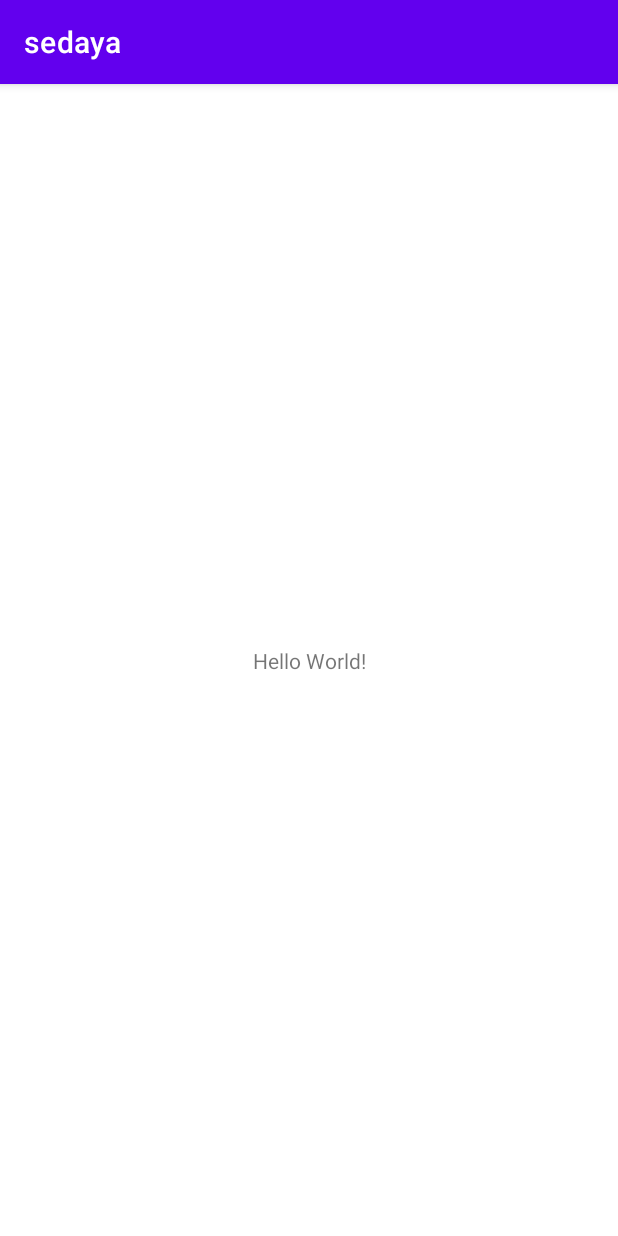
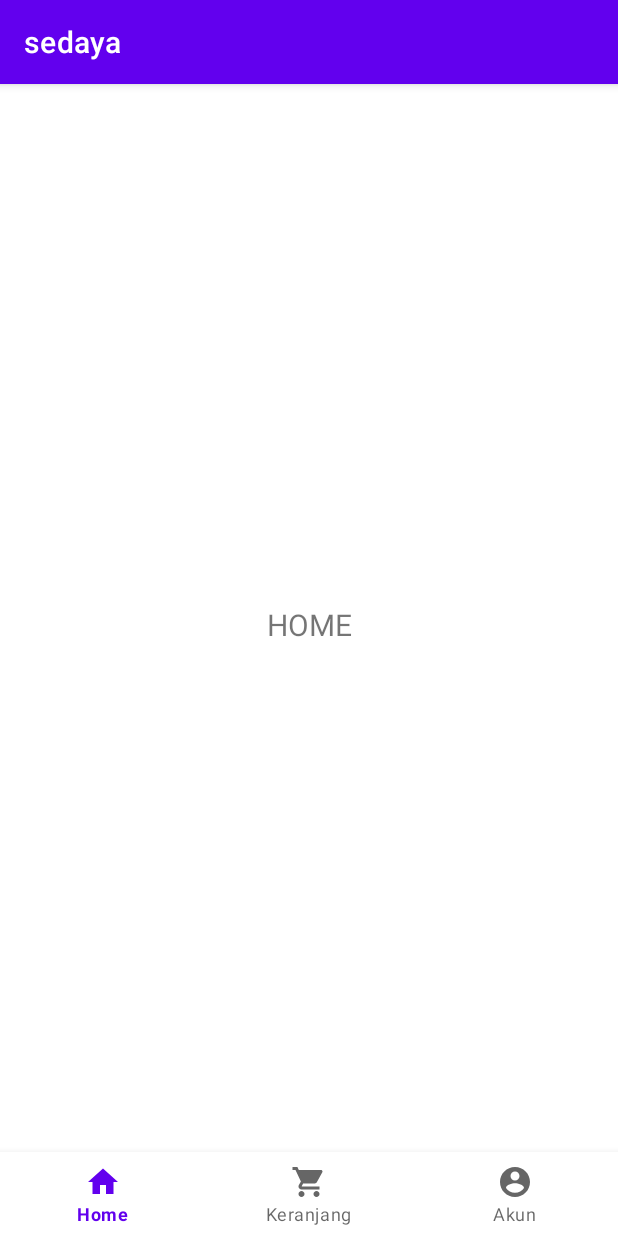
Before and after one commit to mhasan8801/SedayaMobile, an Android app: the screen it shows after launch (MainActivity), on a phone screen of 412 x 824 dp. Run offline under Robolectric (Android 15) with nearby library versions, the phone set to English and light mode, and no system bars.

Commit message:
Button Navigation View

```diff
--- a/app/src/main/AndroidManifest.xml
+++ b/app/src/main/AndroidManifest.xml
@@ -10,6 +10,10 @@
         android:supportsRtl="true"
         android:theme="@style/Theme.Sedaya">
         <activity
+            android:name=".activity.MainActivity"
+            android:exported="false"
+            android:label="@string/title_activity_main" />
+        <activity
             android:name=".MainActivity"
             android:exported="true">
             <intent-filter>
--- a/app/src/main/java/com/app/sedaya/MainActivity.kt
+++ b/app/src/main/java/com/app/sedaya/MainActivity.kt
@@ -2,10 +2,69 @@ package com.app.sedaya
 
 import androidx.appcompat.app.AppCompatActivity
 import android.os.Bundle
+import android.util.Log
+import android.view.Menu
+import android.view.MenuItem
+import androidx.fragment.app.Fragment
+import androidx.fragment.app.FragmentManager
+import com.app.sedaya.fragment.AkunFragment
+import com.app.sedaya.fragment.HomeFragment
+import com.app.sedaya.fragment.KeranjangFragment
+import com.google.android.material.bottomnavigation.BottomNavigationView
 
 class MainActivity : AppCompatActivity() {
+
+    //Panggil frament
+    val framentHome: Fragment = HomeFragment()
+    val framentKeranjang: Fragment = KeranjangFragment()
+    val framentAkun: Fragment = AkunFragment()
+    val fm : FragmentManager = supportFragmentManager
+    var active : Fragment = framentHome //setDefaultFragment
+
+    private lateinit var menu: Menu
+    private lateinit var menuItem: MenuItem
+    private lateinit var buttonNavigationView : BottomNavigationView
+
     override fun onCreate(savedInstanceState: Bundle?) {
         super.onCreate(savedInstanceState)
         setContentView(R.layout.activity_main)
+
+        setButtonNav()
+    }
+
+    fun setButtonNav () {
+        //Masukkan frame ke FragmentManager
+        fm.beginTransaction().add(R.id.container, framentHome).show(framentHome).commit()
+        fm.beginTransaction().add(R.id.container, framentAkun).hide(framentAkun).commit()
+        fm.beginTransaction().add(R.id.container, framentKeranjang).hide(framentKeranjang).commit()
+
+        buttonNavigationView = findViewById(R.id.nav_view)
+        menu = buttonNavigationView.menu
+        menuItem = menu.getItem(0)
+        menuItem.isChecked = true
+
+        buttonNavigationView.setOnNavigationItemSelectedListener { item ->
+
+            when (item.itemId)  {
+                R.id.navigation_home ->{
+                    callFragment(0, framentHome)
+                }
+                R.id.navigation_keranjang ->{
+                    callFragment(1, framentKeranjang)
+                }
+                R.id.navigation_akun ->{
+                    callFragment(2, framentAkun)
+                }
+            }
+
+            false
+        }
+    }
+
+    fun callFragment(int: Int, fragment: Fragment) {
+        menuItem = menu.getItem(int)
+        menuItem.isChecked = true
+        fm.beginTransaction().hide(active).show(fragment).commit()
+        active = fragment
     }
 }
--- /dev/null
+++ b/app/src/main/java/com/app/sedaya/fragment/AkunFragment.kt
@@ -0,0 +1,20 @@
+package com.app.sedaya.fragment
+
+import android.os.Bundle
+import androidx.fragment.app.Fragment
+import android.view.LayoutInflater
+import android.view.View
+import android.view.ViewGroup
+import com.app.sedaya.R
+
+
+class AkunFragment : Fragment() {
+
+    override fun onCreateView(
+        inflater: LayoutInflater, container: ViewGroup?,
+        savedInstanceState: Bundle?
+    ): View? {
+        // Inflate the layout for this fragment
+        return inflater.inflate(R.layout.fragment_akun, container, false)
+    }
+}
--- /dev/null
+++ b/app/src/main/java/com/app/sedaya/fragment/HomeFragment.kt
@@ -0,0 +1,20 @@
+package com.app.sedaya.fragment
+
+import android.os.Bundle
+import androidx.fragment.app.Fragment
+import android.view.LayoutInflater
+import android.view.View
+import android.view.ViewGroup
+import com.app.sedaya.R
+
+
+class HomeFragment : Fragment() {
+
+    override fun onCreateView(
+        inflater: LayoutInflater, container: ViewGroup?,
+        savedInstanceState: Bundle?
+    ): View? {
+        // Inflate the layout for this fragment
+        return inflater.inflate(R.layout.fragment_home, container, false)
+    }
+}
--- /dev/null
+++ b/app/src/main/java/com/app/sedaya/fragment/KeranjangFragment.kt
@@ -0,0 +1,20 @@
+package com.app.sedaya.fragment
+
+import android.os.Bundle
+import androidx.fragment.app.Fragment
+import android.view.LayoutInflater
+import android.view.View
+import android.view.ViewGroup
+import com.app.sedaya.R
+
+
+class KeranjangFragment : Fragment() {
+
+    override fun onCreateView(
+        inflater: LayoutInflater, container: ViewGroup?,
+        savedInstanceState: Bundle?
+    ): View? {
+        // Inflate the layout for this fragment
+        return inflater.inflate(R.layout.fragment_keranjang, container, false)
+    }
+}
--- /dev/null
+++ b/app/src/main/res/drawable/ic_baseline_account_circle_24.xml
@@ -0,0 +1,10 @@
+<vector xmlns:android="http://schemas.android.com/apk/res/android"
+    android:width="24dp"
+    android:height="24dp"
+    android:viewportWidth="24"
+    android:viewportHeight="24"
+    android:tint="?attr/colorControlNormal">
+  <path
+      android:fillColor="@android:color/white"
+      android:pathData="M12,2C6.48,2 2,6.48 2,12s4.48,10 10,10 10,-4.48 10,-10S17.52,2 12,2zM12,5c1.66,0 3,1.34 3,3s-1.34,3 -3,3 -3,-1.34 -3,-3 1.34,-3 3,-3zM12,19.2c-2.5,0 -4.71,-1.28 -6,-3.22 0.03,-1.99 4,-3.08 6,-3.08 1.99,0 5.97,1.09 6,3.08 -1.29,1.94 -3.5,3.22 -6,3.22z"/>
+</vector>
--- /dev/null
+++ b/app/src/main/res/drawable/ic_baseline_shopping_cart_24.xml
@@ -0,0 +1,10 @@
+<vector xmlns:android="http://schemas.android.com/apk/res/android"
+    android:width="24dp"
+    android:height="24dp"
+    android:viewportWidth="24"
+    android:viewportHeight="24"
+    android:tint="?attr/colorControlNormal">
+  <path
+      android:fillColor="@android:color/white"
+      android:pathData="M7,18c-1.1,0 -1.99,0.9 -1.99,2S5.9,22 7,22s2,-0.9 2,-2 -0.9,-2 -2,-2zM1,2v2h2l3.6,7.59 -1.35,2.45c-0.16,0.28 -0.25,0.61 -0.25,0.96 0,1.1 0.9,2 2,2h12v-2L7.42,15c-0.14,0 -0.25,-0.11 -0.25,-0.25l0.03,-0.12 0.9,-1.63h7.45c0.75,0 1.41,-0.41 1.75,-1.03l3.58,-6.49c0.08,-0.14 0.12,-0.31 0.12,-0.48 0,-0.55 -0.45,-1 -1,-1L5.21,4l-0.94,-2L1,2zM17,18c-1.1,0 -1.99,0.9 -1.99,2s0.89,2 1.99,2 2,-0.9 2,-2 -0.9,-2 -2,-2z"/>
+</vector>
--- /dev/null
+++ b/app/src/main/res/drawable/ic_home_black_24dp.xml
@@ -0,0 +1,9 @@
+<vector xmlns:android="http://schemas.android.com/apk/res/android"
+    android:width="24dp"
+    android:height="24dp"
+    android:viewportWidth="24.0"
+    android:viewportHeight="24.0">
+    <path
+        android:fillColor="#FF000000"
+        android:pathData="M10,20v-6h4v6h5v-8h3L12,3 2,12h3v8z" />
+</vector>
--- a/app/src/main/res/layout/activity_main.xml
+++ b/app/src/main/res/layout/activity_main.xml
@@ -1,18 +1,25 @@
 <?xml version="1.0" encoding="utf-8"?>
-<androidx.constraintlayout.widget.ConstraintLayout xmlns:android="http://schemas.android.com/apk/res/android"
+<RelativeLayout xmlns:android="http://schemas.android.com/apk/res/android"
     xmlns:app="http://schemas.android.com/apk/res-auto"
     xmlns:tools="http://schemas.android.com/tools"
     android:layout_width="match_parent"
     android:layout_height="match_parent"
     tools:context=".MainActivity">
 
-    <TextView
-        android:layout_width="wrap_content"
+     <FrameLayout
+        android:id="@+id/container"
+        android:name="androidx.navigation.fragment.NavHostFragment"
+        android:layout_width="match_parent"
+        android:layout_height="match_parent"
+        android:layout_above="@id/nav_view" />
+
+    <com.google.android.material.bottomnavigation.BottomNavigationView
+        android:id="@+id/nav_view"
+        android:layout_width="match_parent"
         android:layout_height="wrap_content"
-        android:text="Hello World!"
-        app:layout_constraintBottom_toBottomOf="parent"
-        app:layout_constraintLeft_toLeftOf="parent"
-        app:layout_constraintRight_toRightOf="parent"
-        app:layout_constraintTop_toTopOf="parent" />
+        android:background="?android:attr/windowBackground"
+        app:menu="@menu/bottom_nav_menu"
+        android:layout_alignParentBottom="true"/>
 
-</androidx.constraintlayout.widget.ConstraintLayout>
+
+</RelativeLayout>
--- /dev/null
+++ b/app/src/main/res/layout/fragment_home.xml
@@ -0,0 +1,23 @@
+<?xml version="1.0" encoding="utf-8"?>
+<androidx.constraintlayout.widget.ConstraintLayout xmlns:android="http://schemas.android.com/apk/res/android"
+    xmlns:app="http://schemas.android.com/apk/res-auto"
+    xmlns:tools="http://schemas.android.com/tools"
+    android:layout_width="match_parent"
+    android:layout_height="match_parent"
+    tools:context=".activity.ui.home.HomeFragment">
+
+    <TextView
+        android:id="@+id/text_home"
+        android:layout_width="match_parent"
+        android:layout_height="wrap_content"
+        android:layout_marginStart="8dp"
+        android:layout_marginTop="8dp"
+        android:layout_marginEnd="8dp"
+        android:textAlignment="center"
+        android:text="HOME"
+        android:textSize="20sp"
+        app:layout_constraintBottom_toBottomOf="parent"
+        app:layout_constraintEnd_toEndOf="parent"
+        app:layout_constraintStart_toStartOf="parent"
+        app:layout_constraintTop_toTopOf="parent" />
+</androidx.constraintlayout.widget.ConstraintLayout>
--- /dev/null
+++ b/app/src/main/res/menu/bottom_nav_menu.xml
@@ -0,0 +1,19 @@
+<?xml version="1.0" encoding="utf-8"?>
+<menu xmlns:android="http://schemas.android.com/apk/res/android">
+
+    <item
+        android:id="@+id/navigation_home"
+        android:icon="@drawable/ic_home_black_24dp"
+        android:title="@string/title_home" />
+
+    <item
+        android:id="@+id/navigation_keranjang"
+        android:icon="@drawable/ic_baseline_shopping_cart_24"
+        android:title="Keranjang" />
+
+    <item
+        android:id="@+id/navigation_akun"
+        android:icon="@drawable/ic_baseline_account_circle_24"
+        android:title="Akun" />
+
+</menu>
--- /dev/null
+++ b/app/src/main/res/values/dimens.xml
@@ -0,0 +1,5 @@
+<resources>
+    <!-- Default screen margins, per the Android Design guidelines. -->
+    <dimen name="activity_horizontal_margin">16dp</dimen>
+    <dimen name="activity_vertical_margin">16dp</dimen>
+</resources>
--- a/app/src/main/res/values/strings.xml
+++ b/app/src/main/res/values/strings.xml
@@ -1,3 +1,9 @@
 <resources>
     <string name="app_name">sedaya</string>
+    <string name="title_activity_main">MainActivity</string>
+    <string name="title_home">Home</string>
+    <string name="title_dashboard">Dashboard</string>
+    <string name="title_notifications">Notifications</string>
+    <!-- TODO: Remove or change this placeholder text -->
+    <string name="hello_blank_fragment">Hello blank fragment</string>
 </resources>
```
Also changed, not shown: app/build.gradle (+10 -0 lines), app/src/main/res/drawable/ic_dashboard_black_24dp.xml (added, +9 -0 lines), app/src/main/res/drawable/ic_notifications_black_24dp.xml (added, +9 -0 lines), app/src/main/res/layout/fragment_akun.xml (added, +23 -0 lines), app/src/main/res/layout/fragment_keranjang.xml (added, +23 -0 lines), app/src/main/res/navigation/mobile_navigation.xml (added, +25 -0 lines).
